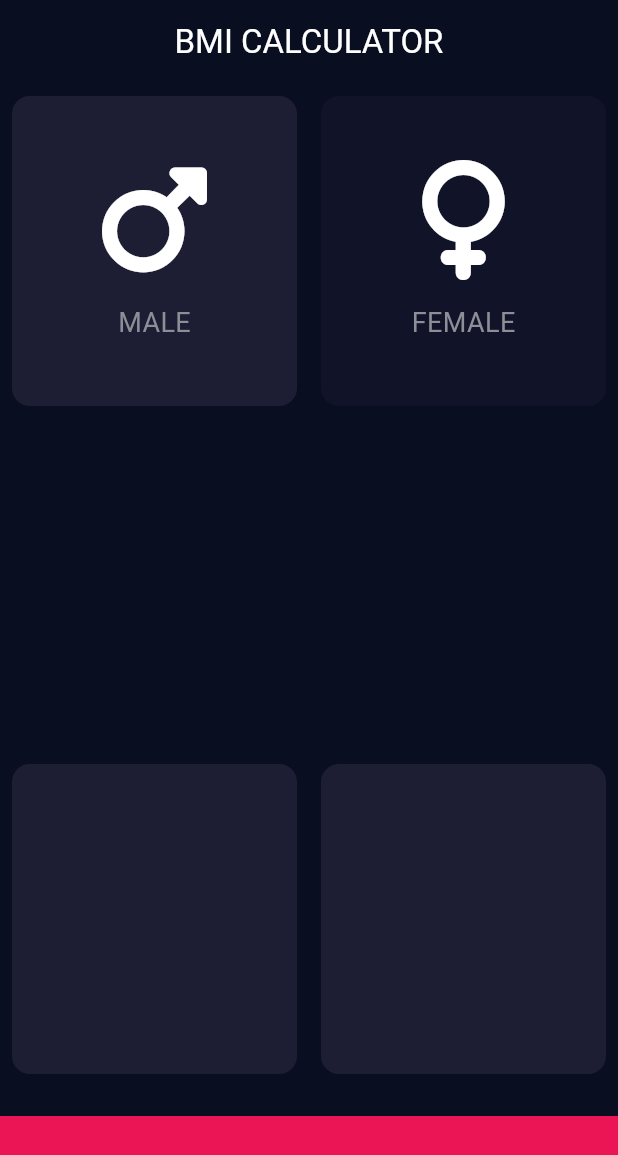
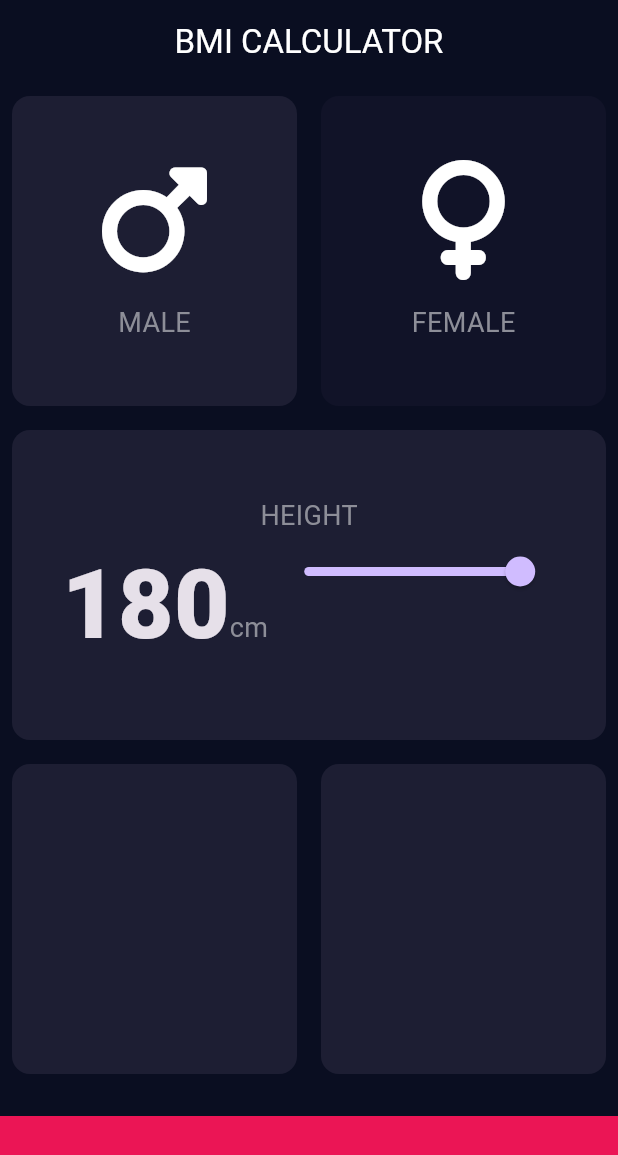
Before and after one commit to sergeyruppel/bmi_calculator_app, a Flutter app: the screen it shows after launch, after a tap on "MALE", on a phone screen of 412 x 824 dp. Shown: the top 1155 px of the screen. Run offline on Flutter 3.47's test engine with Material 3 defaults, Android fonts, the phone set to English and light mode, and no system bars; our stand-ins replace font_awesome_flutter.

```diff
--- /dev/null
+++ b/lib/constants.dart
@@ -0,0 +1,8 @@
+import 'package:flutter/material.dart';
+
+const labelTextStyle = TextStyle(fontSize: 18.0, color: Color(0xFF8D8E98));
+
+const Color activeCardColor = Color(0xFF1D1E33);
+const Color inactiveCardColor = Color(0xFF111328);
+
+const valueTextStyle = TextStyle(fontSize: 64, fontWeight: FontWeight.w900);
--- a/lib/icon_content.dart
+++ b/lib/icon_content.dart
@@ -1,6 +1,5 @@
 import 'package:flutter/material.dart';
-
-const labelTextStyle = TextStyle(fontSize: 18.0, color: Color(0xFF8D8E98));
+import 'package:bmi_calculator_app/constants.dart';
 
 class IconContent extends StatelessWidget {
   final IconData icon;
--- a/lib/input_page.dart
+++ b/lib/input_page.dart
@@ -1,10 +1,8 @@
 import 'package:flutter/material.dart';
+import 'package:bmi_calculator_app/constants.dart';
 import 'package:font_awesome_flutter/font_awesome_flutter.dart';
 import 'package:bmi_calculator_app/icon_content.dart';
 import 'package:bmi_calculator_app/reusable_card.dart';
-
-const Color activeCardColor = Color(0xFF1D1E33);
-const Color inactiveCardColor = Color(0xFF111328);
 
 enum Gender { male, female }
 
@@ -16,19 +14,7 @@ class InputPage extends StatefulWidget {
 }
 
 class InputPageState extends State<InputPage> {
-  Color maleCardColor = inactiveCardColor;
-  Color femaleCardColor = inactiveCardColor;
-
-  void updateColor(Gender gender) {
-    if (gender == Gender.male) {
-      maleCardColor = activeCardColor;
-      femaleCardColor = inactiveCardColor;
-    }
-    if (gender == Gender.female) {
-      femaleCardColor = activeCardColor;
-      maleCardColor = inactiveCardColor;
-    }
-  }
+  Gender? selectedGender;
 
   @override
   Widget build(BuildContext context) {
@@ -37,41 +23,40 @@ class InputPageState extends State<InputPage> {
         title: const Text('BMI CALCULATOR'),
       ),
       body: Column(
+        crossAxisAlignment: CrossAxisAlignment.stretch,
         children: [
           Expanded(
             child: Row(
               children: [
                 Expanded(
-                  child: GestureDetector(
-                    onTap: () {
+                  child: ReusableCard(
+                    onPressed: () {
                       setState(() {
-                        updateColor(Gender.male);
-                        print('tap');
+                        selectedGender = Gender.male;
                       });
                     },
-                    child: ReusableCard(
-                      color: maleCardColor,
-                      cardChild: IconContent(
-                        icon: FontAwesomeIcons.mars,
-                        text: 'MALE',
-                      ),
+                    color: selectedGender == Gender.male
+                        ? activeCardColor
+                        : inactiveCardColor,
+                    cardChild: const IconContent(
+                      icon: FontAwesomeIcons.mars,
+                      text: 'MALE',
                     ),
                   ),
                 ),
                 Expanded(
-                  child: GestureDetector(
-                    onTap: () {
+                  child: ReusableCard(
+                    onPressed: () {
                       setState(() {
-                        updateColor(Gender.female);
-                        print('female');
+                        selectedGender = Gender.female;
                       });
                     },
-                    child: ReusableCard(
-                      color: femaleCardColor,
-                      cardChild: IconContent(
-                        icon: FontAwesomeIcons.venus,
-                        text: 'FEMALE',
-                      ),
+                    color: selectedGender == Gender.female
+                        ? activeCardColor
+                        : inactiveCardColor,
+                    cardChild: const IconContent(
+                      icon: FontAwesomeIcons.venus,
+                      text: 'FEMALE',
                     ),
                   ),
                 )
@@ -82,7 +67,29 @@ class InputPageState extends State<InputPage> {
             child: ReusableCard(
               color: activeCardColor,
               cardChild: Column(
-                children: [],
+                mainAxisAlignment: MainAxisAlignment.center,
+                children: [
+                  Text(
+                    'HEIGHT',
+                    style: labelTextStyle,
+                  ),
+                  Row(
+                    mainAxisAlignment: MainAxisAlignment.center,
+                    crossAxisAlignment: CrossAxisAlignment.baseline,
+                    textBaseline: TextBaseline.alphabetic,
+                    children: [
+                      Text(
+                        '180',
+                        style: valueTextStyle,
+                      ),
+                      Text(
+                        'cm',
+                        style: labelTextStyle,
+                      ),
+                      Slider(value: 100, onChanged: () {}),
+                    ],
+                  ),
+                ],
               ),
             ),
           ),
@@ -91,6 +98,7 @@ class InputPageState extends State<InputPage> {
               children: [
                 Expanded(
                   child: ReusableCard(
+                    onPressed: () {},
                     color: activeCardColor,
                     cardChild: Column(
                       children: [],
@@ -99,6 +107,7 @@ class InputPageState extends State<InputPage> {
                 ),
                 Expanded(
                   child: ReusableCard(
+                    onPressed: () {},
                     color: activeCardColor,
                     cardChild: Column(
                       children: [],
--- a/lib/reusable_card.dart
+++ b/lib/reusable_card.dart
@@ -1,24 +1,30 @@
 import 'package:flutter/material.dart';
 
 class ReusableCard extends StatelessWidget {
-  final Color color;
-  final Widget cardChild;
 
   const ReusableCard({
     super.key,
     required this.color,
     required this.cardChild,
+    this.onPressed,
   });
+
+  final Color color;
+  final Widget cardChild;
+  final VoidCallback? onPressed;
 
   @override
   Widget build(BuildContext context) {
-    return Container(
-      margin: const EdgeInsets.all(8.0),
-      decoration: BoxDecoration(
-        color: color,
-        borderRadius: BorderRadius.circular(12.0),
+    return GestureDetector(
+      onTap: onPressed,
+      child: Container(
+        margin: const EdgeInsets.all(8.0),
+        decoration: BoxDecoration(
+          color: color,
+          borderRadius: BorderRadius.circular(12.0),
+        ),
+        child: cardChild,
       ),
-      child: cardChild,
     );
   }
 }
```
